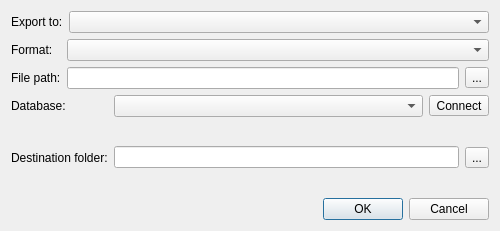
The window that src/plugins/pcr/src/export/ExportPrimersDialog.ui (violethaze74/ugene) describes before a commit, drawn with Qt 5.
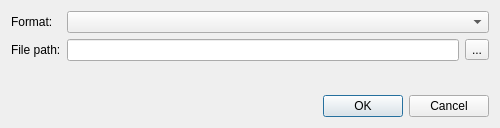
The same window after the commit.

The edit to the form file:
```diff
--- a/src/plugins/pcr/src/export/ExportPrimersDialog.ui
+++ b/src/plugins/pcr/src/export/ExportPrimersDialog.ui
@@ -7,7 +7,7 @@
     <x>0</x>
     <y>0</y>
     <width>500</width>
-    <height>231</height>
+    <height>128</height>
    </rect>
   </property>
   <property name="minimumSize">
@@ -23,27 +23,6 @@
    <property name="sizeConstraint">
     <enum>QLayout::SetMinAndMaxSize</enum>
    </property>
-   <item>
-    <layout class="QHBoxLayout" name="horizontalLayout">
-     <item>
-      <widget class="QLabel" name="lblExport">
-       <property name="text">
-        <string>Export to:</string>
-       </property>
-      </widget>
-     </item>
-     <item>
-      <widget class="QComboBox" name="cbExport">
-       <property name="sizePolicy">
-        <sizepolicy hsizetype="Expanding" vsizetype="Fixed">
-         <horstretch>0</horstretch>
-         <verstretch>0</verstretch>
-        </sizepolicy>
-       </property>
-      </widget>
-     </item>
-    </layout>
-   </item>
    <item>
     <widget class="QWidget" name="fileContainer" native="true">
      <layout class="QGridLayout" name="gridLayout">
@@ -95,70 +74,17 @@
     </widget>
    </item>
    <item>
-    <widget class="QWidget" name="databaseContainer" native="true">
-     <layout class="QGridLayout" name="gridLayout_2">
-      <property name="sizeConstraint">
-       <enum>QLayout::SetMinAndMaxSize</enum>
-      </property>
-      <property name="margin">
-       <number>0</number>
-      </property>
-      <item row="0" column="0">
-       <widget class="QLabel" name="lblDatabase">
-        <property name="text">
-         <string>Database:</string>
-        </property>
-       </widget>
-      </item>
-      <item row="1" column="0">
-       <widget class="QLabel" name="lblFolder">
-        <property name="text">
-         <string>Destination folder:</string>
-        </property>
-       </widget>
-      </item>
-      <item row="0" column="1">
-       <layout class="QHBoxLayout" name="horizontalLayout_3">
-        <item>
-         <widget class="QComboBox" name="cbDatabase">
-          <property name="sizePolicy">
-           <sizepolicy hsizetype="Expanding" vsizetype="Fixed">
-            <horstretch>0</horstretch>
-            <verstretch>0</verstretch>
-           </sizepolicy>
-          </property>
-         </widget>
-        </item>
-        <item>
-         <widget class="QToolButton" name="tbConnect">
-          <property name="text">
-           <string>Connect</string>
-          </property>
-         </widget>
-        </item>
-       </layout>
-      </item>
-      <item row="1" column="1">
-       <widget class="QWidget" name="folderContainer" native="true">
-        <layout class="QHBoxLayout" name="horizontalLayout_4">
-         <property name="margin">
-          <number>0</number>
-         </property>
-         <item>
-          <widget class="QLineEdit" name="leFolder"/>
-         </item>
-         <item>
-          <widget class="QToolButton" name="tbFolderBrowse">
-           <property name="text">
-            <string>...</string>
-           </property>
-          </widget>
-         </item>
-        </layout>
-       </widget>
-      </item>
-     </layout>
-    </widget>
+    <spacer name="verticalSpacer">
+     <property name="orientation">
+      <enum>Qt::Vertical</enum>
+     </property>
+     <property name="sizeHint" stdset="0">
+      <size>
+       <width>20</width>
+       <height>40</height>
+      </size>
+     </property>
+    </spacer>
    </item>
    <item>
     <widget class="QDialogButtonBox" name="buttonBox">
```
Left out of the diff: 2 changed lines with no effect on the pictures.
